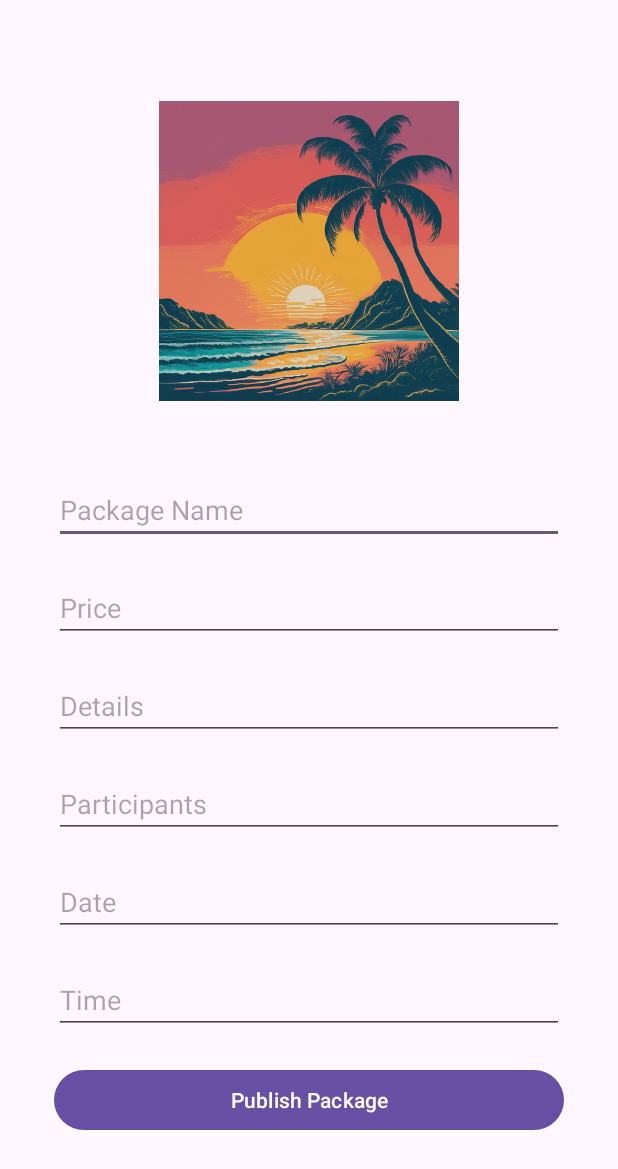
After one commit to nicoceron/SmartTravels, an Android app: the layout activity_tour_package.xml on its own in the app's theme, with its tools: preview values and no code run, on a phone screen of 412 x 824 dp. The commit adds this screen. Shown: the top 1169 px of the screen. Run offline under Robolectric (Android 15) with nearby library versions, the phone set to English and light mode, and no system bars.

Commit message:
Changed Login Style & Added TourPackageActivity

```diff
--- a/app/src/main/AndroidManifest.xml
+++ b/app/src/main/AndroidManifest.xml
@@ -13,6 +13,9 @@
         android:theme="@style/Theme.SmartTravels"
         tools:targetApi="31">
         <activity
+            android:name=".TourPackageActivity"
+            android:exported="false" />
+        <activity
             android:name=".Login"
             android:exported="false" />
         <activity
--- /dev/null
+++ b/app/src/main/res/layout/activity_tour_package.xml
@@ -0,0 +1,82 @@
+<?xml version="1.0" encoding="utf-8"?>
+<androidx.constraintlayout.widget.ConstraintLayout xmlns:android="http://schemas.android.com/apk/res/android"
+    xmlns:app="http://schemas.android.com/apk/res-auto"
+    xmlns:tools="http://schemas.android.com/tools"
+    android:id="@+id/main"
+    android:layout_width="match_parent"
+    android:layout_height="match_parent"
+    android:padding="20dp"
+    tools:context=".TourPackageActivity">
+
+    <LinearLayout
+        android:layout_width="match_parent"
+        android:layout_height="wrap_content"
+        android:gravity="center"
+        android:orientation="vertical"
+        android:paddingLeft="16dp"
+        android:paddingRight="16dp"
+        app:layout_constraintBottom_toBottomOf="parent"
+        app:layout_constraintEnd_toEndOf="parent"
+        app:layout_constraintStart_toStartOf="parent"
+        app:layout_constraintTop_toTopOf="parent">
+
+        <ImageView
+            android:layout_width="200dp"
+            android:layout_height="200dp"
+            android:layout_marginBottom="50dp"
+            android:src="@drawable/sunset" />
+
+        <EditText
+
+            android:id="@+id/name"
+            android:layout_width="match_parent"
+            android:layout_height="wrap_content"
+            android:layout_marginBottom="20dp"
+            android:hint="Package Name" />
+
+        <EditText
+            android:id="@+id/price"
+            android:layout_width="match_parent"
+            android:layout_height="wrap_content"
+            android:layout_marginBottom="20dp"
+            android:hint="Price" />
+
+        <EditText
+            android:id="@+id/details"
+            android:layout_width="match_parent"
+            android:layout_height="wrap_content"
+            android:layout_marginBottom="20dp"
+            android:hint="Details" />
+
+        <EditText
+            android:id="@+id/participants"
+            android:layout_width="match_parent"
+            android:layout_height="wrap_content"
+            android:layout_marginBottom="20dp"
+            android:hint="Participants"
+            android:inputType="number" />
+
+        <EditText
+            android:id="@+id/date"
+            android:layout_width="match_parent"
+            android:layout_height="wrap_content"
+            android:layout_marginBottom="20dp"
+            android:hint="Date"
+            android:inputType="date" />
+
+        <EditText
+            android:id="@+id/time"
+            android:layout_width="match_parent"
+            android:layout_height="wrap_content"
+            android:layout_marginBottom="20dp"
+            android:hint="Time"
+            android:inputType="time" />
+
+        <Button
+            android:id="@+id/publish"
+            android:layout_width="match_parent"
+            android:layout_height="wrap_content"
+            android:text="Publish Package" />
+
+    </LinearLayout>
+</androidx.constraintlayout.widget.ConstraintLayout>
```
Also changed, not shown: app/build.gradle.kts (+6 -1 lines), app/src/main/java/com/example/smarttravels/TourPackageActivity.kt (added, +29 -0 lines), app/src/main/res/layout/activity_login.xml (+47 -36 lines), app/src/main/res/drawable/sunset.png (added).
